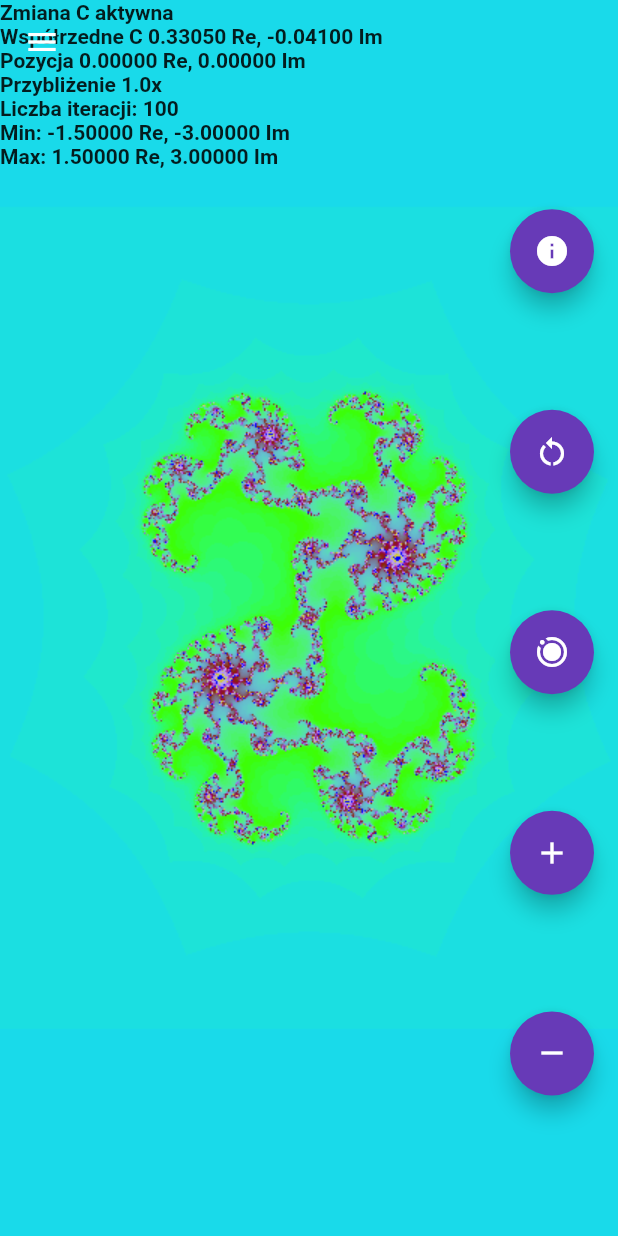
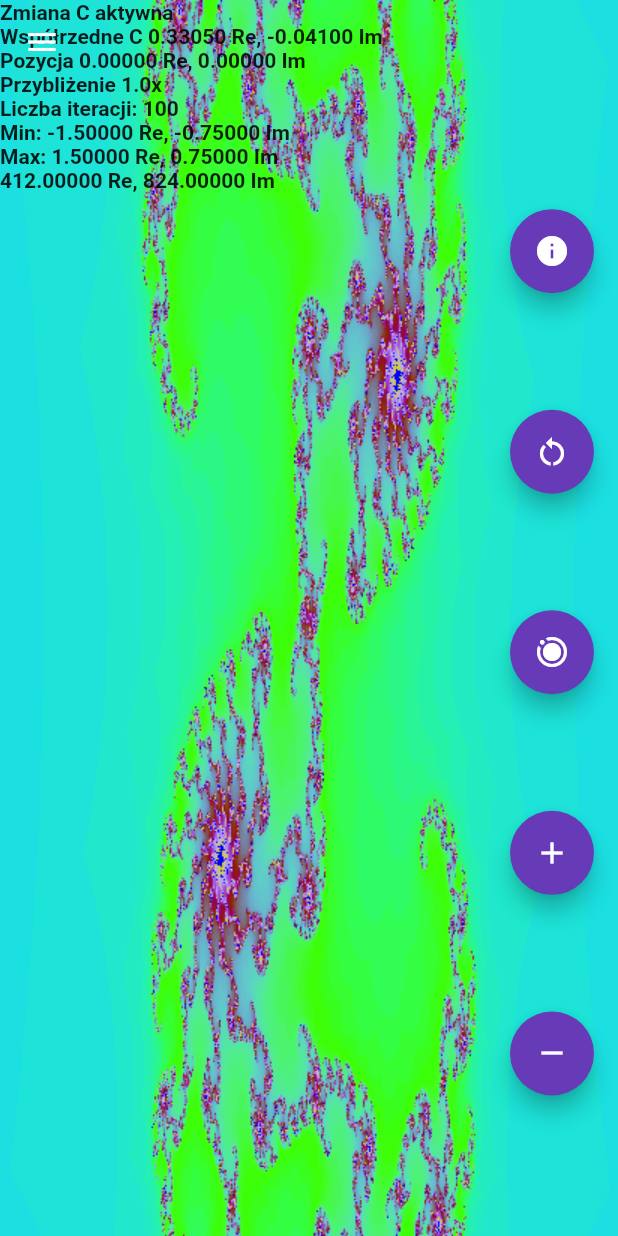
Before and after one commit to Pp-4/ReImagineMobile, a Flutter app: the screen it shows after launch, on a phone screen of 412 x 824 dp. Run offline on Flutter 3.47's test engine with Material 2 defaults, Android fonts, the phone set to English and light mode, and no system bars.

Commit message:
mouse updates
Signed-off-by: Pp-4 <39858427+Pp-4@users.noreply.github.com>

```diff
--- /dev/null
+++ b/lib/aff_trans.dart
@@ -0,0 +1,61 @@
+import 'point.dart';
+
+class AffineTransformations {
+  static Zakres zoom(double skalaPrzyblizenia, Zakres kamera, Punkt punktPrzyblizenia) {
+    kamera.min -= punktPrzyblizenia;
+    kamera.max -= punktPrzyblizenia;
+    kamera.min /= skalaPrzyblizenia;
+    kamera.max /= skalaPrzyblizenia;
+    kamera.min += punktPrzyblizenia;
+    kamera.max += punktPrzyblizenia;
+    return kamera;
+  }
+
+  static (Zakres, Mysz) pan(Zakres kamera, Mysz mysz) {
+    Punkt delta = mysz.pozycjaLogObecna - mysz.pozycjaLogPoprzednia;
+    kamera.min -= delta;
+    kamera.max -= delta;
+    mysz.pozycjaLogObecna -= delta;
+    mysz.pozycjaLogPoprzednia -= delta;
+    return (kamera, mysz);
+  }
+
+  static Zakres ratio(Zakres kamera, Punkt rozmiarOdniesienia) {
+    Punkt proporcja = ratio2(rozmiarOdniesienia) / ratio2(kamera.min - kamera.max);
+    Punkt srodek = (kamera.min + kamera.max) / 2;
+    kamera.min -= srodek;
+    kamera.max -= srodek;
+    kamera.min /= proporcja;
+    kamera.max /= proporcja;
+    kamera.min += srodek;
+    kamera.max += srodek;
+    return kamera;
+  }
+
+  static Punkt ratio2(Punkt a) {
+    Punkt out = Punkt(1, 1);
+    if (a.X < a.Y) {
+      out.X = a.X / a.Y;
+    } else {
+      out.Y = a.Y / a.X;
+    }
+    return out;
+  }
+    static Punkt _normalizuj(Punkt punkt, Zakres odniesienie) => Punkt(
+      (odniesienie.min.X - punkt.X).abs() / (odniesienie.max.X - odniesienie.min.X).abs(),
+      (odniesienie.min.Y - punkt.Y).abs() / (odniesienie.max.Y - odniesienie.min.Y).abs()
+      );//normalizes point on (0 to 1) scale
+
+  static Punkt _denormalizuj(Punkt punkt, Zakres odniesienie) => Punkt(
+      punkt.X * (odniesienie.max.X - odniesienie.min.X).abs() + odniesienie.min.X,
+      punkt.Y * (odniesienie.max.Y - odniesienie.min.Y).abs() + odniesienie.min.Y
+      );//denormalizes point on (Min to Max) scale
+
+  static Punkt positionMap(Punkt pozycja, Zakres fizyczny, Zakres logiczny) {
+  //converts x,y point form (min1,max1) to (min2,max2) where min1 ,max1 are source
+  // range , and min2,max are destination range example : point(1,0) on (-1,-1) (1,1) range
+  // will be scalled to (2,1) on (0,0)(2,2)
+    pozycja.Y = (pozycja.Y - fizyczny.max.Y).abs();
+    return _denormalizuj(_normalizuj(pozycja, fizyczny), logiczny);
+  }
+}
--- a/lib/main.dart
+++ b/lib/main.dart
@@ -5,7 +5,7 @@ import 'dart:math';
 
 import 'point.dart';
 import 'status.dart';
-import 'space_converter.dart';
+import 'aff_trans.dart';
 import 'image_manipulation.dart';
 
 void main() => runApp(const Root());
@@ -17,15 +17,13 @@ class Root extends StatefulWidget {
 }
 
 class RootState extends State<Root> {
-  final stats = Status(false, false, Punkt(0.3305, -0.041),100, Punkt(0, 0),
-      Punkt(-1.5, -1.5), Punkt(1.5, 1.5));
+  final stats = Status(false, false, Punkt(0.3305, -0.041),100, Zakres(Punkt(0,0), Punkt(0,0)), Zakres(Punkt(-1.5, -1.5), Punkt(1.5, 1.5)));
       /*some C's to test :
       Punkt(0.259184, 0.001126),500
       Punkt(0.3305, -0.041),100
       */
   Icon ikona = const Icon(Icons.motion_photos_on);
   Icon ikona2 = const Icon(Icons.info);
-  Offset? zoomPointInPixels;
 
   AppBar _buildAppBar(){
     return AppBar(
@@ -41,10 +39,15 @@ class RootState extends State<Root> {
       title: 'ReImagine Mobile',
       theme: ThemeData(primarySwatch: Colors.deepPurple),
       home: Builder(builder: (BuildContext context) {
-        stats.screenSize = Punkt.size(MediaQuery.of(context).size);
-        final screenRatio = stats.ratio(stats.screenSize);
-        stats.currentMin = ((stats.initialMin * screenRatio-stats.currFocus) / stats.currScale) + stats.currFocus;
-        stats.currentMax = ((stats.initialMax * screenRatio-stats.currFocus) / stats.currScale) + stats.currFocus;
+
+
+        stats.rozmiarOkna.max = Punkt.size(MediaQuery.of(context).size);
+        //final screenRatio = AffineTransformations.ratio2(stats.rozmiarOkna);
+        stats.kamera = AffineTransformations.ratio(stats.kameraPocz, stats.rozmiarOkna.min - stats.rozmiarOkna.max);
+        stats.addInfo =  stats.rozmiarOkna.max.toString();
+        //stats.kameraMax = ((stats.kameraMaxPocz * screenRatio-stats.fokus) / stats.skala) + stats.fokus;
+
+
         return Scaffold(
           extendBodyBehindAppBar: true,
           appBar:_buildAppBar(),
@@ -54,31 +57,36 @@ class RootState extends State<Root> {
             children: [
               GestureDetector(
                 //this widget provides interaction with rendering function
-                onScaleStart: (details) {
-                  stats.initialScale = stats.currScale;
+                onScaleStart: (details) {//wykrycie zoomowania palcami , ustalenie pozycji i skali
+                  stats.skalaPocz = stats.skala;
+                  stats.mysz.pozycjaFizyczna = Punkt.offset(details.focalPoint);
+                  stats.mysz.pozycjaLogPoprzednia = stats.mysz.pozycjaLogObecna;
+                  stats.mysz.pozycjaLogObecna = AffineTransformations.positionMap(stats.mysz.pozycjaFizyczna, stats.rozmiarOkna, stats.kamera);
                 },
                 onScaleUpdate: (details) {
                   setState(() {
-                    stats.addInfo =
-                        "Wykryto zoom, liczba palców : ${details.pointerCount}";
+                    stats.addInfo = "Wykryto zoom, liczba palców : ${details.pointerCount}";
                     //zooming
                     //update temporary zoom scale
-                    if (details.pointerCount == 2) {
-                      stats.scaleFactor = details.scale * stats.initialScale;
-                      stats.currScale = stats.scaleFactor;
-                      zoomPointInPixels = details.localFocalPoint;
-                      stats.initialFocus = Punkt.offset(zoomPointInPixels!);
-                      stats.initialFocus.Y = (stats.initialFocus.Y-stats.screenSize.Y).abs();
+                    if (details.pointerCount == 2) {//
+                      stats.tempoSkali = details.scale * stats.skalaPocz;
+                      stats.skala = stats.tempoSkali;
+                      stats.mysz.pozycjaFizyczna = Punkt.offset(details.focalPoint);
+                      stats.mysz.pozycjaLogPoprzednia = stats.mysz.pozycjaLogObecna;
+                      stats.mysz.pozycjaLogObecna = AffineTransformations.positionMap(stats.mysz.pozycjaFizyczna, stats.rozmiarOkna, stats.kamera);
+                      stats.kamera = AffineTransformations.zoom(stats.skala, stats.kamera, stats.mysz.pozycjaLogObecna);
                     }
-                    if (!stats.zoomLock) {
-                      // update C if zoomLock is false
-                      stats.C = Conv.positionMap(
-                          Punkt(0,0),
-                          stats.screenSize,
-                          stats.currentMin,
-                          stats.currentMax,
-                          Punkt.offset(details.focalPoint));
+                    if (details.pointerCount == 1) {
+                    if (!stats.blokadaZmianyC) {// update C if zoomLock is false
+                      stats.C = AffineTransformations.positionMap(Punkt.offset(details.focalPoint),stats.rozmiarOkna,stats.kamera);
                     }
+                    else {
+                      (Zakres,Mysz) wynik = AffineTransformations.pan(stats.kamera, stats.mysz);
+                      stats.kamera = wynik.$1;
+                      stats.mysz = wynik.$2;
+                    }
+                    }
+
                     //panning
                     //rate of panning is influenced by zoom
                   });
@@ -86,7 +94,7 @@ class RootState extends State<Root> {
                 onScaleEnd: (details) {
                   setState(() {
                     stats.addInfo = "";
-                    if(zoomPointInPixels != null){
+                    if(stats.mysz.pozycjaFizyczna != Punkt(0,0)){
                       //print("zoom w punkcie $zoomPointInPixels");
                     //stats.currFocus = Conv.positionMap(Punkt(0,0), stats.screenSize, stats.currentMin, stats.currentMax, stats.initialFocus);
                     //stats.initialFocus = stats.currFocus;
@@ -94,26 +102,22 @@ class RootState extends State<Root> {
                   });
                 },
                 onTapDown: (details) {
-                  stats.initialFocus = Punkt.offset(details.globalPosition);
-                  stats.initialFocus.Y = (stats.initialFocus.Y-stats.screenSize.Y).abs();
-                },
-                onSecondaryTapDown: (details) {
-                  stats.initialFocus = Punkt.offset(details.globalPosition);
-                  stats.initialFocus.Y = (stats.initialFocus.Y-stats.screenSize.Y).abs();
+                  stats.mysz.pozycjaFizyczna = Punkt.offset(details.globalPosition);
+                  stats.mysz.pozycjaFizyczna.Y = (stats.mysz.pozycjaFizyczna.Y-stats.rozmiarOkna.max.Y).abs();
+                  stats.mysz.pozycjaLogPoprzednia = stats.mysz.pozycjaLogObecna;
+                  stats.mysz.pozycjaLogObecna = AffineTransformations.positionMap(stats.mysz.pozycjaFizyczna, stats.rozmiarOkna, stats.kamera);
                 },
                 onTap: () {
                   setState(() {
-                    stats.currScale *= 2;
-                    stats.currFocus = Conv.positionMap(Punkt(0,0), stats.screenSize, stats.currentMin, stats.currentMax, stats.initialFocus);
-                    stats.initialFocus = stats.currFocus;
+                    stats.skala *= 2;
+                    stats.kamera = AffineTransformations.zoom(stats.skala, stats.kamera, stats.mysz.pozycjaLogObecna);
                     stats.addInfo = "Wykryto tapnięcie";
                   });
                 },
                 onSecondaryTap: () {
                   setState(() {
-                    stats.currScale *= 0.5;
-                    stats.currFocus = Conv.positionMap(Punkt(0,0), stats.screenSize, stats.currentMin, stats.currentMax, stats.initialFocus);
-                    stats.initialFocus = stats.currFocus;
+                    stats.skala *= 0.5;
+                    stats.kamera = AffineTransformations.zoom(stats.skala, stats.kamera,  stats.mysz.pozycjaLogObecna);
                     stats.addInfo = "Wykryto tapnięcie drugim przyciskiem";
                   });
                 },
@@ -124,13 +128,13 @@ class RootState extends State<Root> {
                   child: Center(
                     child: FutureBuilder<ui.Image>(
                       future: Draw.makeImage(
-                          stats.screenSize.X.toInt(),
-                          stats.screenSize.Y.toInt(),
-                          stats.maxIter,
+                          stats.rozmiarOkna.max.X.toInt(),
+                          stats.rozmiarOkna.max.Y.toInt(),
+                          stats.maxLiczbaIteracji,
                           stats.C,
-                          stats.currentMin,
-                          stats.currentMax,
-                          stats.resolution),
+                          stats.kamera.min,
+                          stats.kamera.max,
+                          stats.rozdzielczosc),
                       builder: (context, snapshot) {
                         if (snapshot.hasData) {
                           return Center(
@@ -168,13 +172,13 @@ class RootState extends State<Root> {
                 SizedBox(height: ui.window.padding.top / ui.window.devicePixelRatio,width:10),
                 FloatingActionButton(
                   onPressed: () => setState(() {
-                    if(stats.showInfo) {
+                    if(stats.pokazInfo) {
                       ikona2 = const Icon(Icons.info_outline);
                     }
                     else {
                       ikona2 = const Icon(Icons.info);
                     }
-                    stats.showInfo =! stats.showInfo;
+                    stats.pokazInfo =! stats.pokazInfo;
                 }),
                 tooltip: stats.infoTooltipButton(),
                 child: ikona2,
@@ -182,8 +186,6 @@ class RootState extends State<Root> {
                 FloatingActionButton(
                   //reset button
                   onPressed: () => setState(() {
-                    stats.currentMin = stats.initialMin;
-                    stats.currentMax = stats.initialMax;
                     stats.reset();
                   }),
                   tooltip: 'Reset',
@@ -192,26 +194,26 @@ class RootState extends State<Root> {
                 FloatingActionButton(
                   //state button
                   onPressed: () => setState(() {
-                    if (stats.zoomLock) {
+                    if (stats.blokadaZmianyC) {
                       ikona = const Icon(Icons.motion_photos_on);
                     } else {
                       ikona = const Icon(Icons.motion_photos_off);
                     }
-                    stats.zoomLock = !stats.zoomLock;
+                    stats.blokadaZmianyC = !stats.blokadaZmianyC;
                   }),
                   tooltip: stats.cTooltipButton(),
                   child: ikona,
                 ),
                 FloatingActionButton(
                   onPressed: () => setState(() {
-                    stats.maxIter += max(log(stats.maxIter).toInt(), 1);
+                    stats.maxLiczbaIteracji += max(log(stats.maxLiczbaIteracji).toInt(), 1);
                   }),
                   tooltip: "Zwiększ ilość iteracji",
                   child: const Icon(Icons.add),
                 ),
                 FloatingActionButton(
                   onPressed: () => setState(() {
-                    stats.maxIter -= log(stats.maxIter).toInt();
+                    stats.maxLiczbaIteracji -= log(stats.maxLiczbaIteracji).toInt();
                   }),
                   tooltip: "Zmniejsz ilość iteracji",
                   child: const Icon(Icons.remove),
--- a/lib/point.dart
+++ b/lib/point.dart
@@ -54,3 +54,11 @@ class Punkt {
     return this;
   }
 }
+class Zakres {
+  Punkt min,max;
+  Zakres(this.min, this.max);
+}
+class Mysz {
+  Punkt pozycjaFizyczna,pozycjaLogObecna,pozycjaLogPoprzednia;
+  Mysz(this.pozycjaFizyczna,this.pozycjaLogObecna,this.pozycjaLogPoprzednia);
+}
--- a/lib/space_converter.dart
+++ /dev/null
@@ -1,39 +0,0 @@
-import 'point.dart';
-
-//this class handles conversion between "pixel space" and "fractal space"
-//conversion is needed because pixel space (canvas , images etc.) goes
-// from 0,0 to some hundreds of pixels(depending on screen)
-// while fractal space only goes form (-2,-2) to (2,2) (usually)
-
-class Conv {
-
-  static Punkt _normalizePoint(Punkt a, Punkt min, Punkt max) => Punkt(
-      (min.X - a.X).abs() / (max.X - min.X).abs(),
-      (min.Y - a.Y).abs() / (max.Y - min.Y).abs()
-      );//normalizes point on (0 to 1) scale
-
-  static Punkt _denormalizePoint(Punkt a, Punkt min, Punkt max) => Punkt(
-      a.X * (max.X - min.X).abs() + min.X,
-      a.Y * (max.Y - min.Y).abs() + min.Y
-      );//denormalizes point on (Min to Max) scale
-
-  static Punkt positionMap(
-    Punkt min1, //converts x,y point form (min1,max1) to (min2,max2)
-    Punkt max1, // where min1 ,max1 are source
-    Punkt min2, // range , and min2,max are destination range
-    Punkt max2, // example : point(1,0) on (-1,-1) (1,1) range
-    Punkt pos) {// will be scalled to (2,1) on (0,0)(2,2)
-    pos.Y = (pos.Y - max1.Y).abs();
-    return Conv._denormalizePoint( Conv._normalizePoint(pos, min1, max1), min2, max2);
-  }
-
-  static Punkt zoom(Punkt initialPosition, Punkt pointOfZoom,double scale) {
-    Punkt output = initialPosition;
-    //print("Punkt początkowy: $output, Skala: $scale, Mijece przybliżenia: $pointOfZoom");
-    output -= pointOfZoom; //translation
-    output /= scale;       //zooming
-    output += pointOfZoom; //translation
-    //print("Punkt wynikowy: $output\n");
-    return output;
-  }
-}
--- a/lib/status.dart
+++ b/lib/status.dart
@@ -2,40 +2,39 @@ import 'point.dart';
 
 class Status {
   //wrapper object for various settings and functions
-  bool zoomLock, dragLock,showInfo;
-  Punkt C, initialFocus = Punkt(0, 0), currFocus = Punkt(0, 0);
-  final Punkt _defaultC;
-  Punkt initialMin, initialMax, currentMin, currentMax;
-  Punkt screenSize;
-  int maxIter;
-  final int _defaultIter;
-  double initialScale = 1.0, scaleFactor = 1.0, currScale = 1.0;
-  double resolution = 1; //doesnt work right now , dont change
+  bool blokadaZmianyC, dragLock,pokazInfo;
+  Punkt C;//, fokusPocz = Punkt(0, 0), fokus = Punkt(0, 0);
+  final Punkt _poczC;
+  Zakres kamera,kameraPocz,rozmiarOkna;
+  Mysz mysz;
+  int maxLiczbaIteracji;
+  final int maxLiczbaIteracjiPocz;
+  double skalaPocz = 1.0, tempoSkali = 1.0, skala = 1.0;
+  double rozdzielczosc = 1; //doesnt work right now , dont change
   Status(
-    this.zoomLock,
+    this.blokadaZmianyC,
     this.dragLock,
     this.C,
-    this.maxIter,
-    this.screenSize,
-    this.initialMin,
-    this.initialMax) :
-      _defaultC = C,
-      _defaultIter = maxIter,
-      currentMin = initialMin,
-      currentMax = initialMax,
-      showInfo = true;
+    this.maxLiczbaIteracji,
+    this.rozmiarOkna,
+    this.kameraPocz) :
+      _poczC = C,
+      maxLiczbaIteracjiPocz = maxLiczbaIteracji,
+      kamera = kameraPocz,
+      mysz = Mysz(Punkt(0,0),Punkt(0,0),Punkt(0,0)),
+      pokazInfo = true;
   String addInfo = "";
   //variable that can be used by external function, to display some info
   @override
   String toString() {
     String outputMessage = "";
-    if(showInfo){
-    outputMessage += "Zmiana C ${zoomLock ? "nieaktywna" : "aktywna"} \n";
+    if(pokazInfo){
+    outputMessage += "Zmiana C ${blokadaZmianyC ? "nieaktywna" : "aktywna"} \n";
     outputMessage += "Współrzedne C $C\n";
-    outputMessage += "Pozycja $currFocus\n";
-    outputMessage += "Przybliżenie ${currScale}x \n";
-    outputMessage += "Liczba iteracji: $maxIter\n";
-    outputMessage += "Min: $currentMin\nMax: $currentMax\n";
+    outputMessage += "Pozycja ${(kamera.min+kamera.max)/2}\n";
+    outputMessage += "Przybliżenie ${skala}x \n";
+    outputMessage += "Liczba iteracji: $maxLiczbaIteracji\n";
+    outputMessage += "Min: ${kamera.min}\nMax: ${kamera.max}\n";
     //outputMessage += "initialScale $initialScale\nscaleFactor $scaleFactor\ncurrentScale $currentScale\n";
     //outputMessage += 'Rozmiar paska: ${window.padding.top}\n';
     outputMessage += addInfo;
@@ -43,27 +42,14 @@ class Status {
   return outputMessage;
   }
   reset() {
-    C = _defaultC;
-    maxIter = _defaultIter;
-    initialScale = 1.0;
-    currScale = 1.0;
-    initialFocus = Punkt(0, 0);
-    currFocus = Punkt(0, 0);
-    currentMin = initialMin;
-    currentMax = initialMax;
+    C = _poczC;
+    maxLiczbaIteracji = maxLiczbaIteracjiPocz;
+    skalaPocz = 1.0;
+    skala = 1.0;
+    kamera = kameraPocz;
+    mysz = Mysz(Punkt(0,0),Punkt(0,0),Punkt(0,0));
   }
 
-  cTooltipButton() => zoomLock ? "Włącz zmianę C" : "Wyłącz zmianę C";
-  infoTooltipButton() => showInfo ? "Ukryj szczegóły" : "Pokaż szczegóły";
-
-  Punkt ratio(Punkt a) {
-    //returns screen ratio , useful for keeping 1:1 ratio of fractal image
-    Punkt output = Punkt(1, 1);
-    if (a.X > a.Y) {
-      output.X = a.X / a.Y;
-    } else {
-      output.Y = a.Y / a.X;
-    }
-    return output;
-  }
+  cTooltipButton() => blokadaZmianyC ? "Włącz zmianę C" : "Wyłącz zmianę C";
+  infoTooltipButton() => pokazInfo ? "Ukryj szczegóły" : "Pokaż szczegóły";
 }
--- a/pubspec.yaml
+++ b/pubspec.yaml
@@ -14,7 +14,7 @@ publish_to: 'none' # Remove this line if you wish to publish to pub.dev
 version: 1.1.2+1
 
 environment:
-  sdk: '>=2.19.0-444.4.beta <3.0.0'
+  sdk: '>=3.0.0'
 
 # Dependencies specify other packages that your package needs in order to work.
 dependencies:
```
Also changed, not shown: lib/example.dart (deleted, +0 -93 lines), pubspec.lock.
